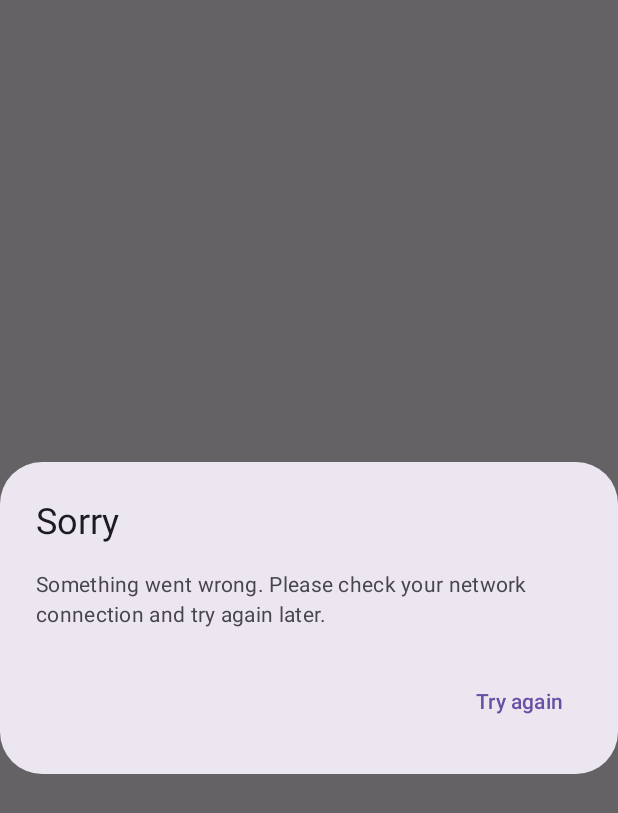
After one commit to adrianlkc112/vm-staff, an Android app built with Jetpack Compose: the composable VmAlertDialog shown on its own in the app's theme, on a phone screen of 412 x 824 dp. The commit adds this screen. Shown: the top 813 px of the screen. Run offline under Robolectric (Android 15) with nearby library versions, the phone set to English and light mode, and no system bars; 4 statements that could not run were skipped.

Commit message:
feat(ui): Create VmAlertDialog for try again

```diff
--- /dev/null
+++ b/ui/components/src/main/kotlin/com/virginmoney/ui/components/VmAlertDialog.kt
@@ -0,0 +1,56 @@
+package com.virginmoney.ui.components
+
+import android.content.res.Configuration
+import androidx.compose.material3.AlertDialog
+import androidx.compose.material3.Text
+import androidx.compose.material3.TextButton
+import androidx.compose.runtime.Composable
+import androidx.compose.ui.res.stringResource
+import androidx.compose.ui.tooling.preview.Preview
+import com.virginmoney.ui.theming.VmTheme
+
+@Composable
+fun VmAlertDialog(
+    title: String = stringResource(R.string.try_again_title),
+    content: String = stringResource(R.string.try_again_body),
+    confirmBtnText: String = stringResource(R.string.try_again_button),
+    onConfirmation: () -> Unit,
+    onDismissRequest: () -> Unit,
+) {
+    AlertDialog(
+        title = {
+            Text(title)
+        },
+        text = {
+            Text(content)
+        },
+        onDismissRequest = onDismissRequest,
+        confirmButton = {
+            TextButton(
+                onClick = {
+                    onConfirmation()
+                },
+            ) {
+                Text(confirmBtnText)
+            }
+        },
+    )
+}
+
+@Preview(
+    uiMode = Configuration.UI_MODE_NIGHT_YES,
+    name = "DarkVmAlertDialogPreview",
+)
+@Preview(
+    uiMode = Configuration.UI_MODE_NIGHT_NO,
+    name = "LightVmAlertDialogPreview",
+)
+@Composable
+private fun VmAlertDialogPreview() {
+    VmTheme {
+        VmAlertDialog(
+            onConfirmation = {},
+            onDismissRequest = {},
+        )
+    }
+}
--- a/ui/components/src/main/res/values/strings.xml
+++ b/ui/components/src/main/res/values/strings.xml
@@ -3,4 +3,8 @@
     <string name="back">Back</string>
     <string name="check_room">Check Room</string>
     <string name="staff_details">Staff Details</string>
+
+    <string name="try_again_title">Sorry</string>
+    <string name="try_again_body">Something went wrong. Please check your network connection and try again later.</string>
+    <string name="try_again_button">Try again</string>
 </resources>
```
